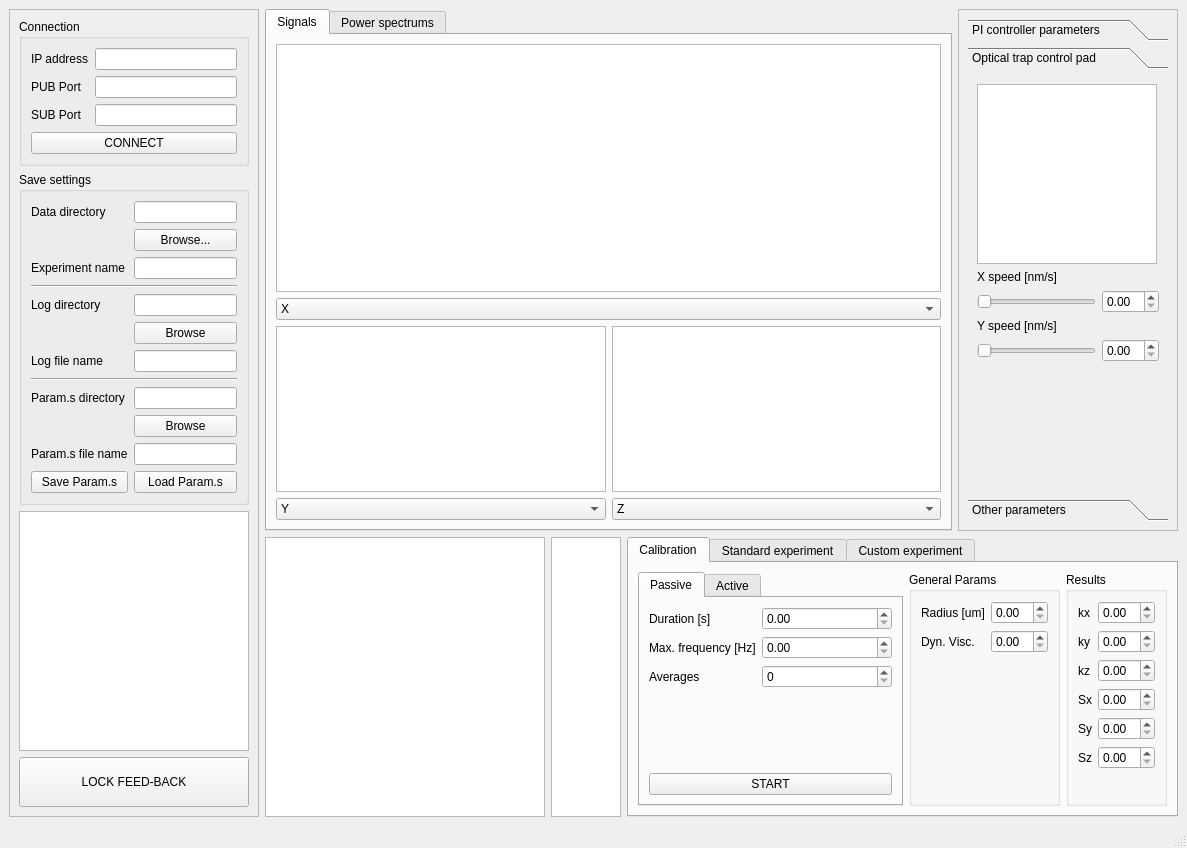
Above: GUIs/OTsUI_main.ui from dalerxli/OTsUI before the change. Below: the same form after it.
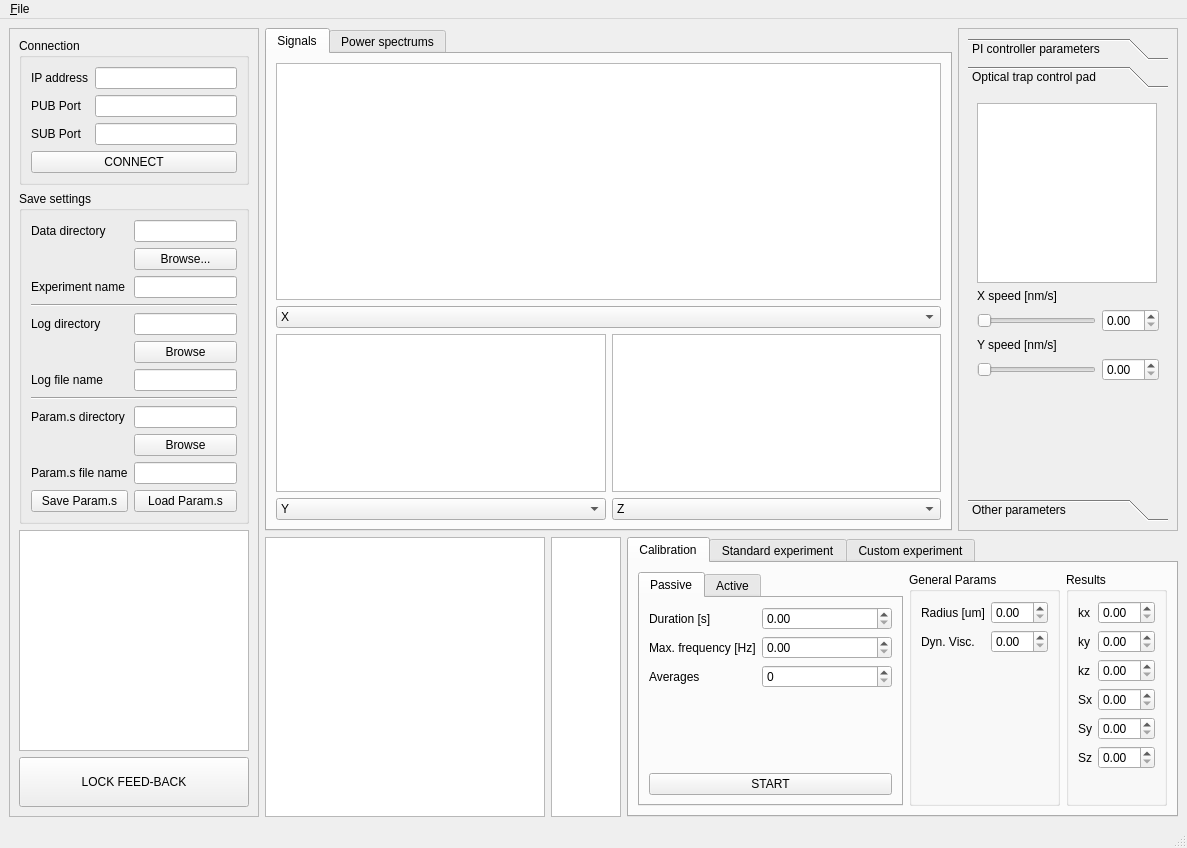
That is the form after the change. The open tabs and pages were chosen to show the change. Custom widgets are drawn as their Qt base class.

Diff of the .ui file:
```diff
--- a/GUIs/OTsUI_main.ui
+++ b/GUIs/OTsUI_main.ui
@@ -606,8 +606,8 @@
                <rect>
                 <x>0</x>
                 <y>0</y>
-                <width>180</width>
-                <height>396</height>
+                <width>147</width>
+                <height>209</height>
                </rect>
               </property>
               <attribute name="label">
@@ -1867,6 +1867,13 @@
    <property name="nativeMenuBar">
     <bool>false</bool>
    </property>
+   <widget class="QMenu" name="menu_File">
+    <property name="title">
+     <string>&amp;File</string>
+    </property>
+    <addaction name="action_Config_File"/>
+   </widget>
+   <addaction name="menu_File"/>
   </widget>
   <widget class="QStatusBar" name="statusbar"/>
  </widget>
```
Left out of the diff: 9 changed lines with no effect on the pictures.
